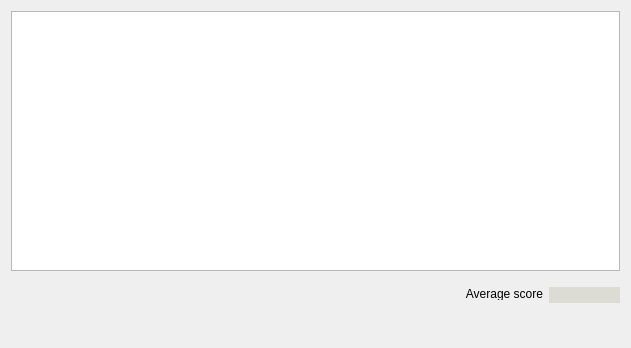
The window that testprocwdg.ui (big-pond/Fingram) describes before a commit, drawn with Qt 5.
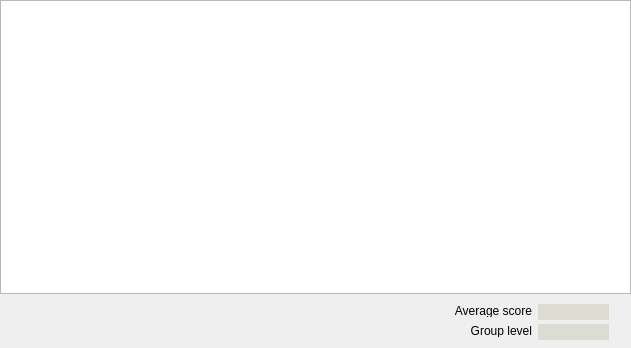
The same window after the commit.

```diff
--- a/testprocwdg.ui
+++ b/testprocwdg.ui
@@ -14,6 +14,21 @@
    <string>Test result</string>
   </property>
   <layout class="QVBoxLayout" name="verticalLayout">
+   <property name="spacing">
+    <number>0</number>
+   </property>
+   <property name="leftMargin">
+    <number>0</number>
+   </property>
+   <property name="topMargin">
+    <number>0</number>
+   </property>
+   <property name="rightMargin">
+    <number>0</number>
+   </property>
+   <property name="bottomMargin">
+    <number>0</number>
+   </property>
    <item>
     <widget class="QTableView" name="tableView">
      <property name="minimumSize">
@@ -35,7 +50,13 @@
      <property name="minimumSize">
       <size>
        <width>0</width>
-       <height>60</height>
+       <height>54</height>
+      </size>
+     </property>
+     <property name="maximumSize">
+      <size>
+       <width>16777215</width>
+       <height>54</height>
       </size>
      </property>
      <widget class="QLabel" name="lbAverageScore">
@@ -75,6 +96,43 @@
        <set>Qt::AlignRight|Qt::AlignTrailing|Qt::AlignVCenter</set>
       </property>
      </widget>
+     <widget class="QLabel" name="label_2">
+      <property name="geometry">
+       <rect>
+        <x>450</x>
+        <y>30</y>
+        <width>82</width>
+        <height>13</height>
+       </rect>
+      </property>
+      <property name="text">
+       <string>Group level</string>
+      </property>
+      <property name="alignment">
+       <set>Qt::AlignRight|Qt::AlignTrailing|Qt::AlignVCenter</set>
+      </property>
+     </widget>
+     <widget class="QLabel" name="lbGroupLevel">
+      <property name="geometry">
+       <rect>
+        <x>538</x>
+        <y>30</y>
+        <width>71</width>
+        <height>16</height>
+       </rect>
+      </property>
+      <property name="styleSheet">
+       <string notr="true">background : rgba(80,80,0,30);
+font-size: 12px; 
+font-weight: bold;</string>
+      </property>
+      <property name="text">
+       <string/>
+      </property>
+      <property name="alignment">
+       <set>Qt::AlignRight|Qt::AlignTrailing|Qt::AlignVCenter</set>
+      </property>
+     </widget>
     </widget>
    </item>
   </layout>
```
